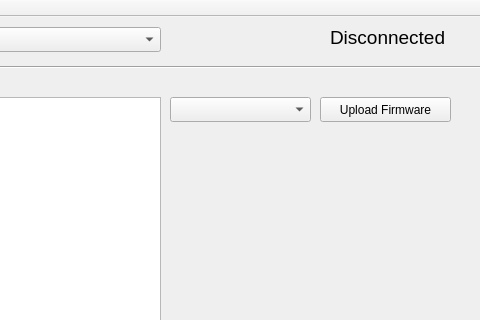
Before: the Qt Designer form mainwindow.ui in Sayter99/86Scratch, drawn with Qt 5; both pictures show x 150 to 630 and y 0 to 320 of the 630 by 445 pixel window.
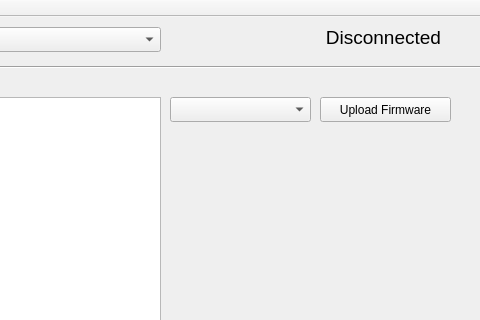
After: the same form once the commit is applied.

Commit message: update statusLabel while uploading and starting

The edit to the form file:
```diff
--- a/mainwindow.ui
+++ b/mainwindow.ui
@@ -104,10 +104,10 @@
    <widget class="QLabel" name="statusLabel">
     <property name="geometry">
      <rect>
-      <x>480</x>
-      <y>10</y>
-      <width>131</width>
-      <height>21</height>
+      <x>340</x>
+      <y>0</y>
+      <width>251</width>
+      <height>41</height>
      </rect>
     </property>
     <property name="font">
@@ -118,6 +118,9 @@
     <property name="text">
      <string>Disconnected</string>
     </property>
+    <property name="alignment">
+     <set>Qt::AlignRight|Qt::AlignTrailing|Qt::AlignVCenter</set>
+    </property>
    </widget>
    <widget class="QPushButton" name="uploadFirmwareButton">
     <property name="geometry">
```
The commit also changes 1 other file.
